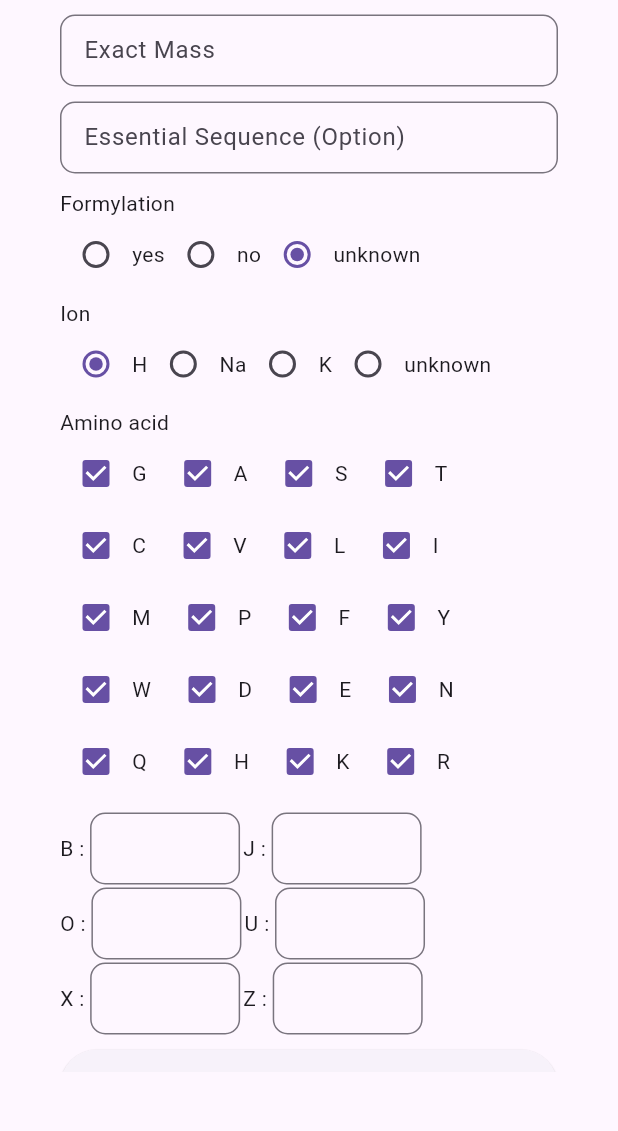
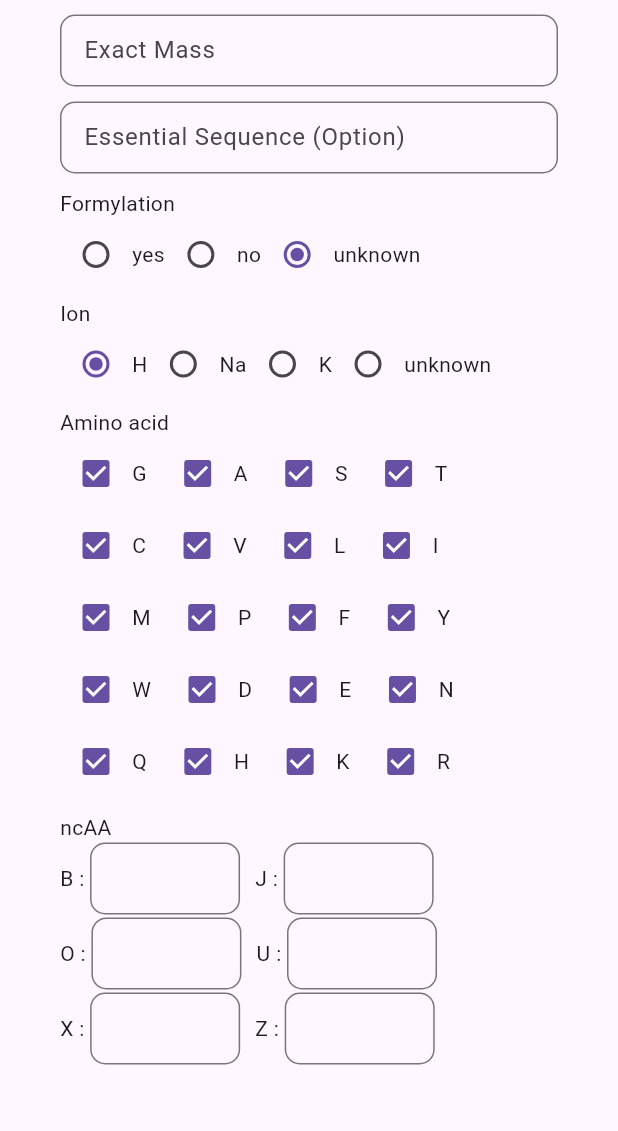
Before and after one commit to Gyeony95/Amino-Calc, a Flutter app: the screen it shows after launch, on a phone screen of 412 x 824 dp, the part 104-1235 px from its top. Run offline on Flutter 3.47's test engine with Material 3 defaults, Android fonts, the phone set to English and light mode, and no system bars; our stand-ins replace tuple.

Commit message:
fix : ncaa 제목추가

```diff
--- a/lib/widget/ncaa_input_area.dart
+++ b/lib/widget/ncaa_input_area.dart
@@ -45,11 +45,17 @@ class _NcAAInputAreaState extends State<NcAAInputArea> {
 
   @override
   Widget build(BuildContext context) {
-    return Wrap(
-      spacing: 2,
-      runSpacing: 2,
-      children: List.generate(_controllerMap.length,
-          (index) => _ncaaInputNode(_controllerMap.keys.toList()[index])),
+    return Column(
+      crossAxisAlignment: CrossAxisAlignment.start,
+      children: [
+        const Text('ncAA'),
+        Wrap(
+          spacing: 10,
+          runSpacing: 2,
+          children: List.generate(_controllerMap.length,
+                  (index) => _ncaaInputNode(_controllerMap.keys.toList()[index])),
+        ),
+      ],
     );
   }
 
```
